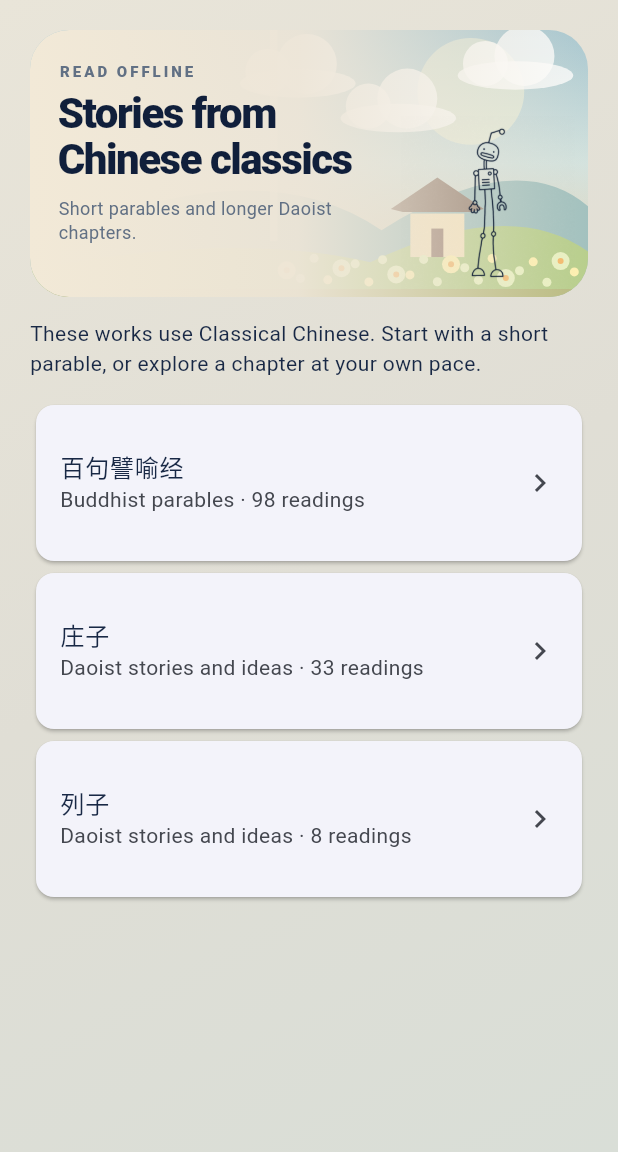
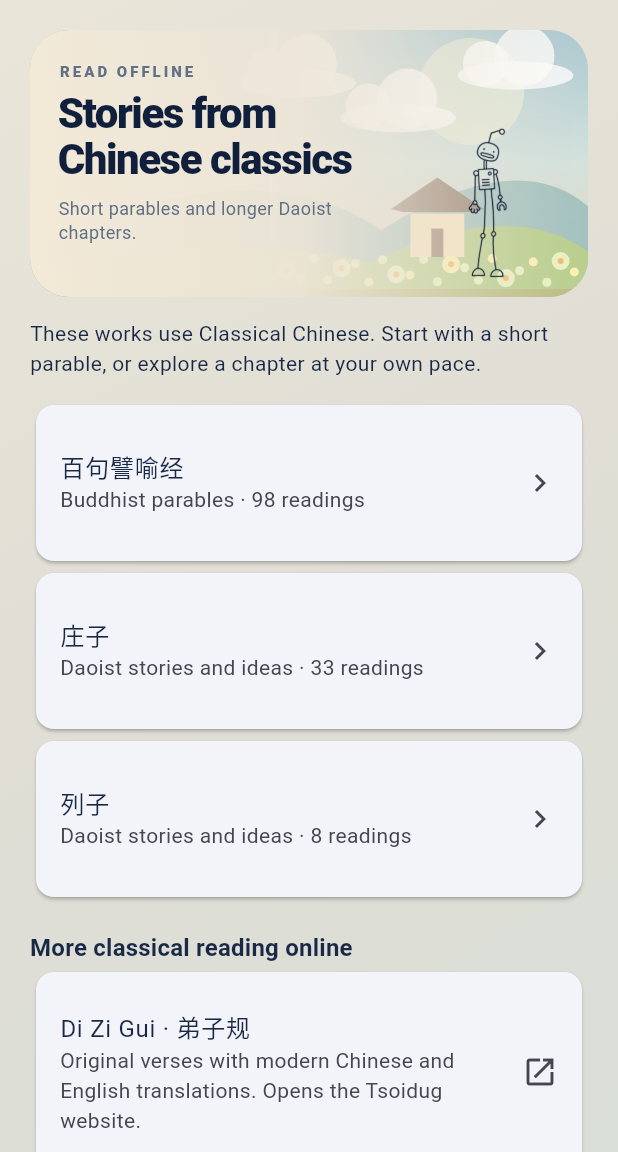
Before and after one commit to Pancake-SS/Nihao-Robots-, a Flutter app: the ClassicalStoriesScreen screen opened directly, on a phone screen of 412 x 824 dp, the part 84-1236 px from its top. Run offline on Flutter 3.47's test engine with Material 3 defaults, Android fonts, the phone set to English and light mode, and no system bars; our stand-ins replace audioplayers, drift, drift_flutter, flutter_riverpod, flutter_tts; missing offline and left inert: file_selector; accounts and stored records are empty; generated files the repository leaves out were written again; Roboto replaces fonts that are missing (Segoe UI).

Commit message:
Add Di Zi Gui to Learning resources

```diff
--- a/lib/features/learning/classical_stories_screen.dart
+++ b/lib/features/learning/classical_stories_screen.dart
@@ -7,6 +7,24 @@ import '../../shared/context_tour.dart';
 import '../../shared/robot_art.dart';
 import 'classical_stories.dart';
 import 'learning_resources_screen.dart';
+import 'resource_catalogue.dart';
+
+Future<void> _openDiZiGui(BuildContext context, WidgetRef ref) async {
+  try {
+    if (await ref.read(resourceOpenerProvider)(
+      Uri.parse(diZiGuiResource.url),
+    )) {
+      return;
+    }
+  } catch (_) {
+    // The browser may be unavailable or the device may be offline.
+  }
+  if (context.mounted) {
+    ScaffoldMessenger.of(context).showSnackBar(
+      const SnackBar(content: Text('Could not open Di Zi Gui. Try again.')),
+    );
+  }
+}
 
 class ClassicalStoriesScreen extends ConsumerWidget {
   const ClassicalStoriesScreen({super.key});
@@ -66,6 +84,23 @@ class ClassicalStoriesScreen extends ConsumerWidget {
                         ),
                       ),
                     ),
+                  const SizedBox(height: 18),
+                  Text(
+                    'More classical reading online',
+                    style: Theme.of(context).textTheme.titleMedium,
+                  ),
+                  Card(
+                    child: ListTile(
+                      key: const ValueKey('classic-online-di-zi-gui'),
+                      contentPadding: const EdgeInsets.all(16),
+                      title: const Text('Di Zi Gui · 弟子规'),
+                      subtitle: const Text(
+                        'Original verses with modern Chinese and English translations. Opens the Tsoidug website.',
+                      ),
+                      trailing: const Icon(Icons.open_in_new),
+                      onTap: () => _openDiZiGui(context, ref),
+                    ),
+                  ),
                 ],
               ),
             ),
--- a/lib/features/learning/resource_catalogue.dart
+++ b/lib/features/learning/resource_catalogue.dart
@@ -29,6 +29,16 @@ class LearningResource {
 }
 
 /// Links only. Third-party text, audio and video are opened at their source.
+const diZiGuiResource = LearningResource(
+  id: 'tsoidug_di_zi_gui',
+  title: 'Di Zi Gui · 弟子规 (Students’ Rules)',
+  description: 'Original verses paired with modern Chinese and English translations by Feng Xinming.',
+  url: 'https://www.tsoidug.org/dizigui_trans_simp.php',
+  type: ResourceType.read,
+  levels: [ResourceLevel.intermediate, ResourceLevel.advanced],
+  access: 'Free online reading · Tsoidug',
+);
+
 const learningResources = <LearningResource>[
   LearningResource(
     id: 'mandarin_bean',
@@ -94,6 +104,7 @@ const learningResources = <LearningResource>[
     levels: [ResourceLevel.advanced],
     access: 'Free public-domain text; also in Classical stories',
   ),
+  diZiGuiResource,
   LearningResource(
     id: 'mandarin_click',
     title: 'Mandarin Click',
```
Also changed, not shown: 6 other files.
